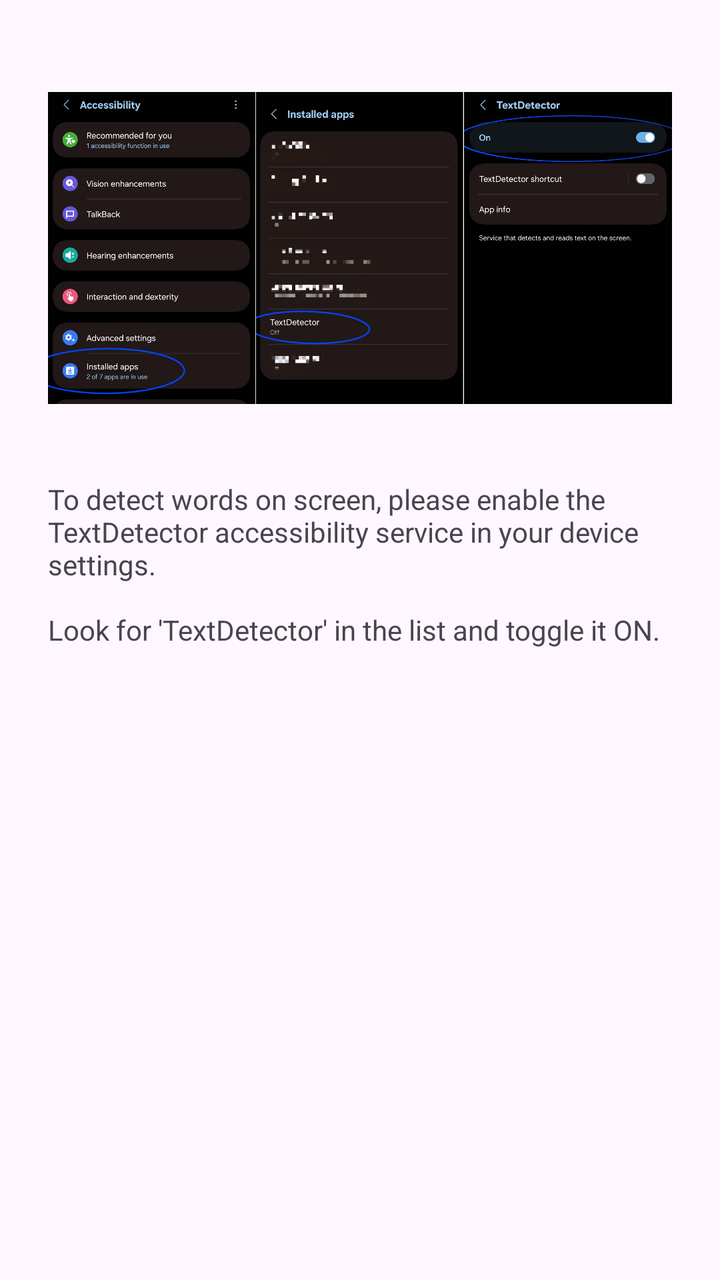
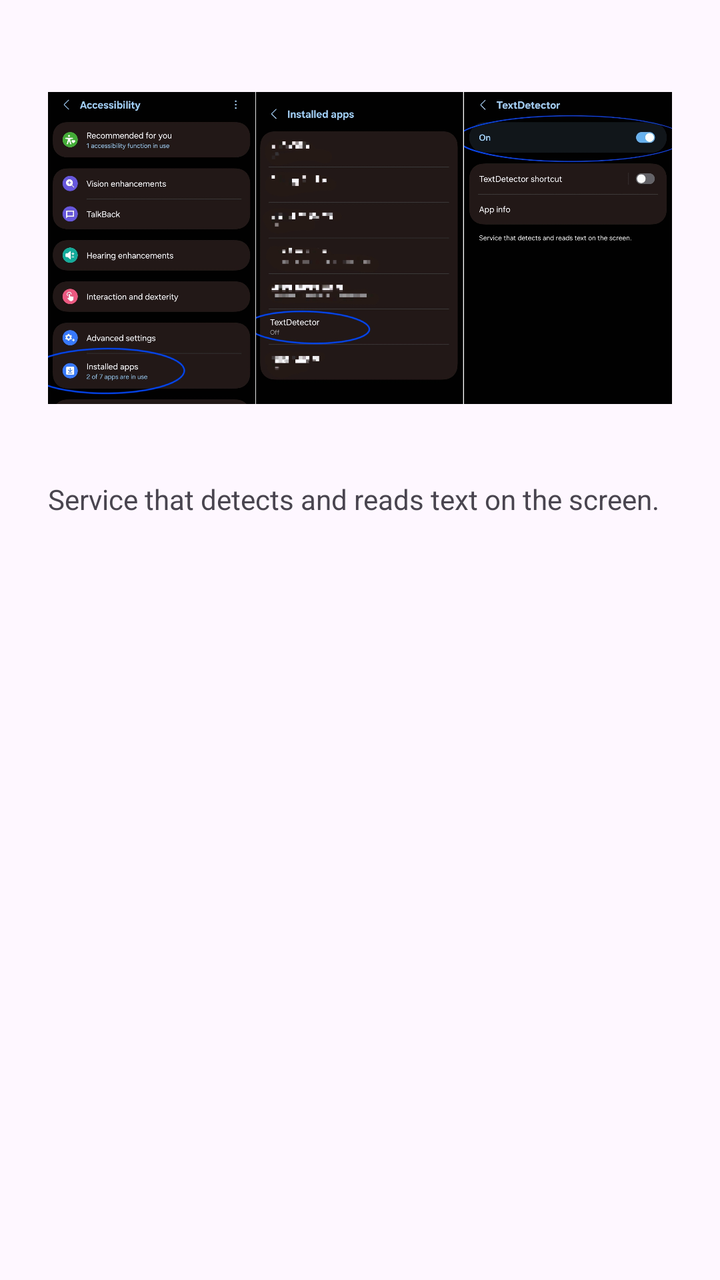

An Android layout rendered at two revisions. The XML below is the earlier revision; the diff shows what the commit changed to produce the second picture.
<!-- AndroidManifest.xml: application theme Theme.TextDetector -->
<!-- res/layout/dialog_accessibility_image.xml -->
<LinearLayout xmlns:android="http://schemas.android.com/apk/res/android"
    android:orientation="vertical"
    android:padding="24dp"
    android:layout_width="match_parent"
    android:layout_height="wrap_content">

    <ImageView
        android:id="@+id/dialogImage"
        android:layout_width="match_parent"
        android:layout_height="200dp"
        android:scaleType="fitCenter"
        android:src="@drawable/settings_steps" />

    <TextView
        android:id="@+id/dialogMessage"
        android:layout_width="match_parent"
        android:layout_height="wrap_content"
        android:paddingTop="16dp"
        android:text="@string/to_detect_words_on_screen_please_enable_the_textdetector_accessibility_service_in_your_device_settings_n_nlook_for_textdetector_in_the_list_and_toggle_it_on" />
</LinearLayout>
<!-- resources referenced by this layout -->
<resources>
  <!-- drawable settings_steps: jpg bitmap (drawable, 304973 bytes) -->
  <string name="to_detect_words_on_screen_please_enable_the_textdetector_accessibility_service_in_your_device_settings_n_nlook_for_textdetector_in_the_list_and_toggle_it_on">To detect words on screen, please enable the TextDetector accessibility service in your device settings.\n\nLook for \'TextDetector\' in the list and toggle it ON.</string>
  <style name="Theme.TextDetector" parent="Base.Theme.TextDetector" />
  <style name="Base.Theme.TextDetector" parent="Theme.Material3.DayNight.NoActionBar">
          
          
      </style>
</resources>

<!-- the commit's change to res/layout/dialog_accessibility_image.xml (unified diff, before → after) -->
@@ -16,5 +16,5 @@
         android:layout_width="match_parent"
         android:layout_height="wrap_content"
         android:paddingTop="16dp"
-        android:text="@string/to_detect_words_on_screen_please_enable_the_textdetector_accessibility_service_in_your_device_settings_n_nlook_for_textdetector_in_the_list_and_toggle_it_on" />
+        android:text="@string/accessibility_service_description" />
 </LinearLayout>
<!-- resource entries referenced after the edit -->
@@ -1,9 +1,9 @@
 <!-- resources referenced by this layout -->
 <resources>
   <!-- drawable settings_steps: jpg bitmap (drawable, 304973 bytes) -->
-  <string name="to_detect_words_on_screen_please_enable_the_textdetector_accessibility_service_in_your_device_settings_n_nlook_for_textdetector_in_the_list_and_toggle_it_on">To detect words on screen, please enable the TextDetector accessibility service in your device settings.\n\nLook for \'TextDetector\' in the list and toggle it ON.</string>
-  <style name="Theme.TextDetector" parent="Base.Theme.TextDetector" />
-  <style name="Base.Theme.TextDetector" parent="Theme.Material3.DayNight.NoActionBar">
+  <string name="accessibility_service_description">Service that detects and reads text on the screen.</string>
+  <style name="Theme.StayAccountable" parent="Base.Theme.StayAccountable" />
+  <style name="Base.Theme.StayAccountable" parent="Theme.Material3.DayNight.NoActionBar">
           
           
       </style>
